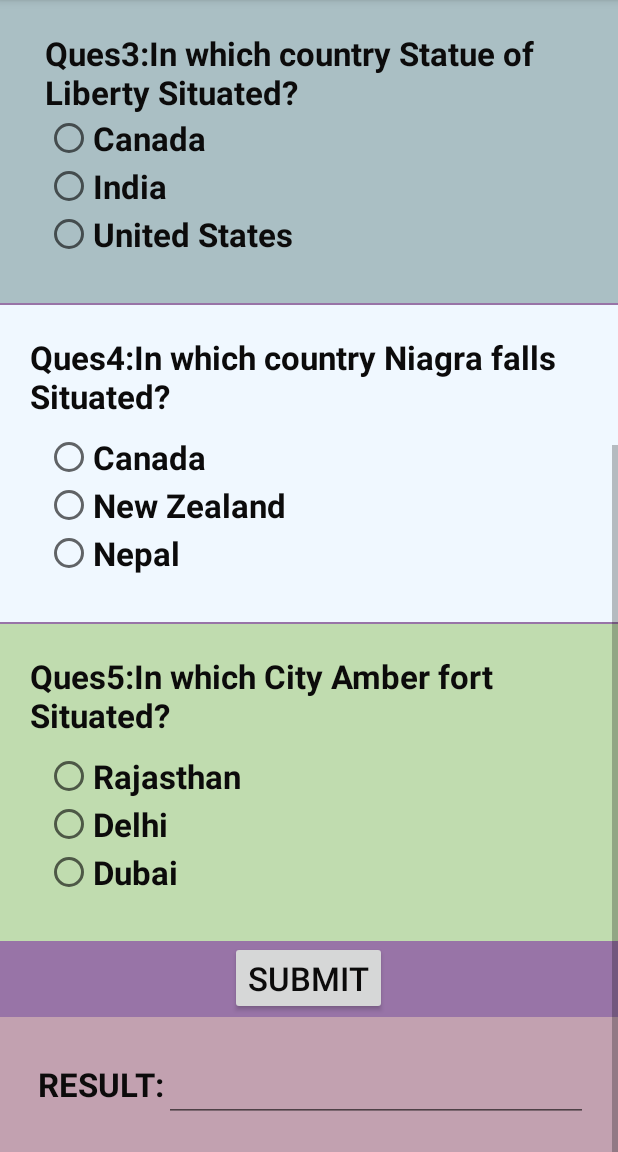
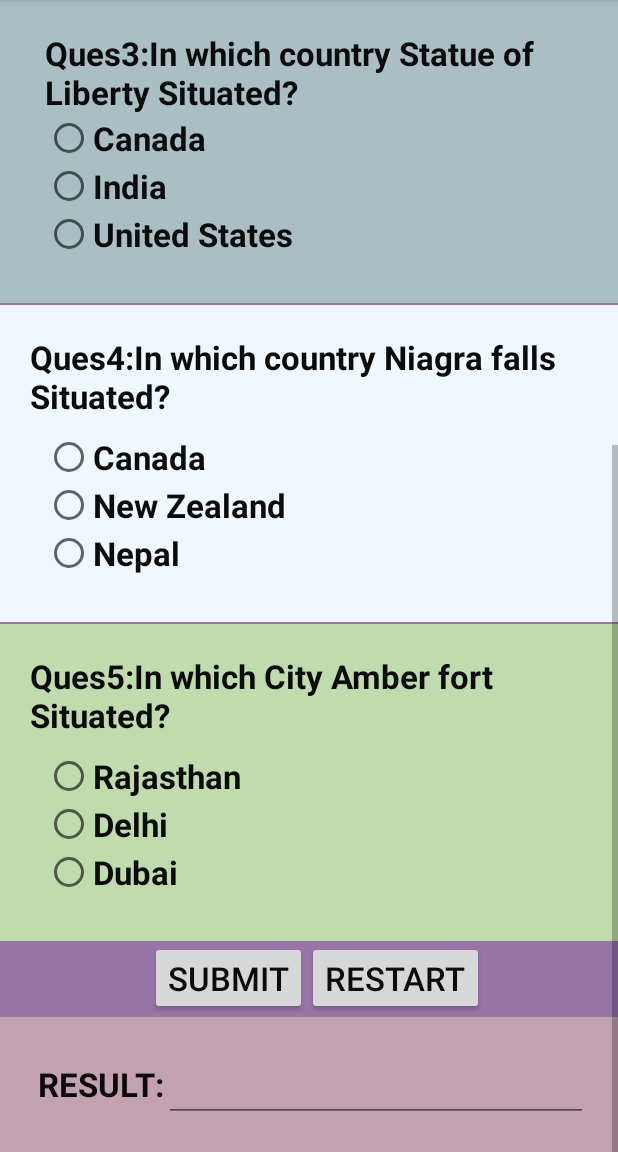
Before and after one commit to Preetgill786/Andriod-mcq, an Android app: the screen it shows after launch (MainActivity), scrolled down 483 dp, on a phone screen of 412 x 824 dp, the part 84-1236 px from its top. Run offline under Robolectric (Android 15) with nearby library versions, the phone set to English and light mode, and no system bars.

Commit message:
Add files via upload

```diff
--- a/Quizz/app/src/main/res/layout/activity_main.xml
+++ b/Quizz/app/src/main/res/layout/activity_main.xml
@@ -310,17 +310,32 @@
 
         </RadioGroup>
     </LinearLayout>
+    <LinearLayout
+        android:layout_width="match_parent"
+        android:layout_height="wrap_content"
+        android:orientation="horizontal"
+       >
     <Button
         android:id="@+id/submit"
         android:layout_width="wrap_content"
         android:layout_height="wrap_content"
-        android:layout_gravity="center"
+android:layout_marginLeft="100dp"
         android:text="Submit"
         android:textColor="#0C0B0B"
         android:textSize="22sp"
-        >
+        />
+        <Button
+            android:id="@+id/restart"
+            android:layout_width="wrap_content"
+            android:layout_height="wrap_content"
 
-    </Button>
+            android:text="Restart"
+            android:textColor="#0C0B0B"
+            android:textSize="22sp"
+            />
+
+    </LinearLayout>
+
 
 
 
```
Also changed, not shown: Quizz/app/src/main/java/com/example/quizz/MainActivity.java (+44 -10 lines).
